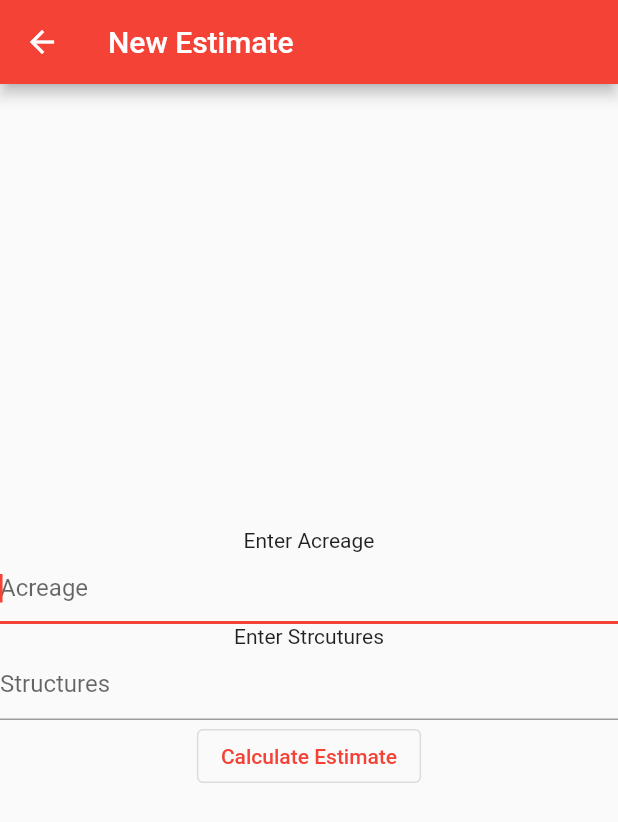
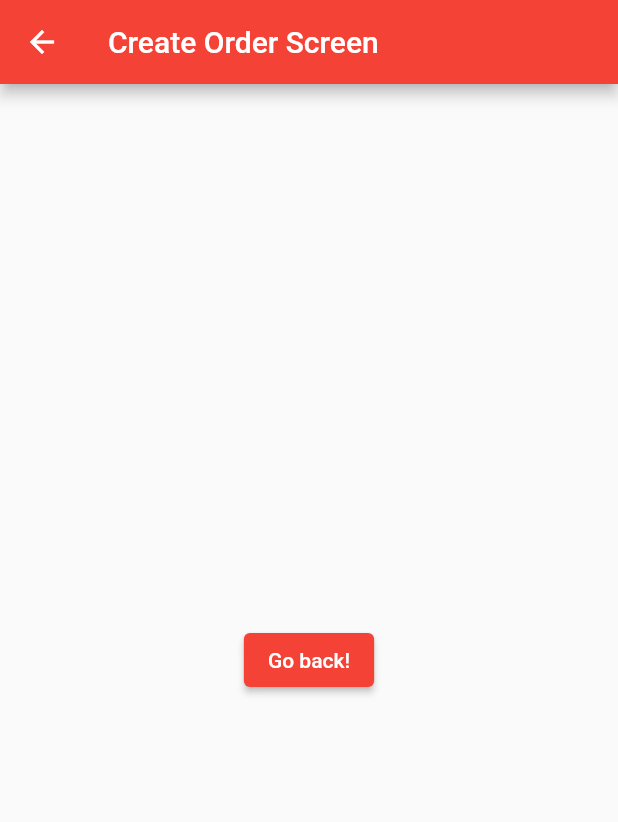
Before and after one commit to OregonStateUniversity/fs-ops-normal, a Flutter app: the CreateOrderScreen screen opened by its route, on a phone screen of 412 x 824 dp. Shown: the top 822 px of the screen. Run offline on Flutter 3.47's test engine with Material 2 defaults, Android fonts, the phone set to English and light mode, and no system bars; our stand-ins replace animated_bottom_navigation_bar, auto_size_text, native_pdf_view, shared_preferences, sqflite; missing offline and left inert: a package; accounts and stored records are empty.

Commit message:
gut old code out of create order screen References #60

```diff
--- a/lib/app.dart
+++ b/lib/app.dart
@@ -22,7 +22,7 @@ class App extends StatelessWidget {
     AboutScreen.routeName: (context) => AboutScreen(),
     HowTo.routeName: (context) => HowTo(),
     // Apparently flutter thinks this key is equal to another. Its simply not.
-    CreateOrderScreen.routeName: (context) => CreateOrderScreen(),
+    '/createOrderScreen': (context) => CreateOrderScreen(),
   };
 
   @override
--- a/lib/screens/create_order_screen.dart
+++ b/lib/screens/create_order_screen.dart
@@ -4,77 +4,21 @@ import 'modify_estimate_screen.dart';
 import '../models/estimate.dart';
 import '../models/engagement.dart';
 
-class CreateOrderScreen extends StatefulWidget {
-  static const routeName = 'newEstimate';
-
-  _CreateOrderScreenState createState() => _CreateOrderScreenState();
-}
-
-class _CreateOrderScreenState extends State<CreateOrderScreen> {
-  var _acreage = '0';
-  bool _validate = false;
-  final acreageCon = new TextEditingController();
+class CreateOrderScreen extends StatelessWidget {
+  const CreateOrderScreen({Key? key}) : super(key: key);
 
   @override
   Widget build(BuildContext context) {
-    final Engagement? engagement =
-        ModalRoute.of(context)!.settings.arguments as Engagement?;
     return Scaffold(
-      resizeToAvoidBottomInset: false,
       appBar: AppBar(
-        title: Text('New Estimate'),
+        title: const Text('Create Order Screen'),
       ),
       body: Center(
-        child: Column(
-          mainAxisAlignment: MainAxisAlignment.center,
-          children: <Widget>[
-            Text('Enter Acreage'),
-            TextField(
-              autofocus: true,
-              controller: acreageCon,
-              keyboardType: TextInputType.number,
-              decoration: InputDecoration(
-                errorText: _validate ? 'Value Can\'t Be Empty' : null,
-                hintText: 'Acreage',
-              ),
-            ),
-            Text('Enter Strcutures'),
-            TextField(
-              autofocus: true,
-              controller: acreageCon,
-              keyboardType: TextInputType.number,
-              decoration: InputDecoration(
-                errorText: _validate ? 'Value Can\'t Be Empty' : null,
-                hintText: 'Structures',
-              ),
-            ),
-            OutlinedButton(
-              onPressed: () {
-                setState(() {
-                  acreageCon.text.isEmpty
-                      ? _validate = true
-                      : _validate = false;
-                  _acreage = acreageCon.text;
-                });
-
-                var estimate = new Estimate(
-                    acres: int.parse(_acreage),
-                    timeStamp: TimeFormat.currentTime);
-                estimate.initialLineCalculation();
-                _acreage.isNotEmpty
-                    ? Navigator.push(
-                        context,
-                        MaterialPageRoute(
-                            builder: (context) => ModifyEstimateScreen(
-                                  estimate: estimate,
-                                  engagement: engagement,
-                                )),
-                      )
-                    : ArgumentError.notNull('Value Can\'t Be Empty');
-              },
-              child: Text('Calculate Estimate'),
-            ),
-          ],
+        child: ElevatedButton(
+          onPressed: () {
+            // Navigate back to first screen when tapped.
+          },
+          child: const Text('Go back!'),
         ),
       ),
     );
--- a/lib/screens/engagement_screen.dart
+++ b/lib/screens/engagement_screen.dart
@@ -274,8 +274,7 @@ class _SelectedEngagementState extends State<SelectedEngagement> {
     }
     return FloatingActionButton(
       onPressed: () {
-        Navigator.pushNamed(context, CreateOrderScreen.routeName,
-            arguments: orders[index]);
+        Navigator.pushNamed(context, '/CreateOrderScreen');
       },
       tooltip: 'New Order',
       child: Icon(Icons.add),
```
